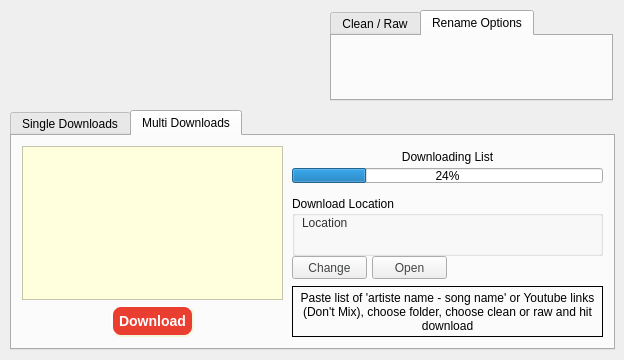
The window that MainUiWindow.ui (ktappdev/YTDownloader_PYQT5) describes before a commit, drawn with Qt 5.
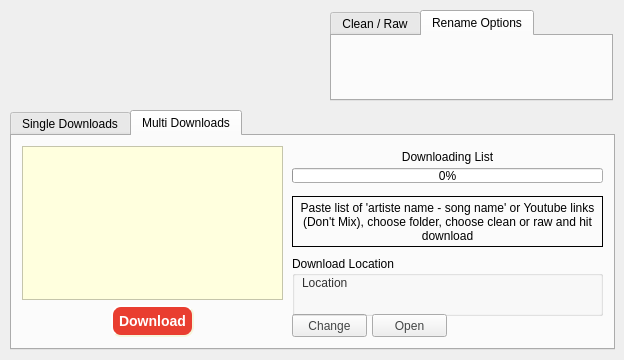
The same window after the commit. Icons and pictures are not drawn.

Patch:
```diff
--- a/MainUiWindow.ui
+++ b/MainUiWindow.ui
@@ -538,7 +538,7 @@
       <property name="geometry">
        <rect>
         <x>280</x>
-        <y>150</y>
+        <y>60</y>
         <width>311</width>
         <height>51</height>
        </rect>
@@ -599,8 +599,11 @@
            <height>15</height>
           </size>
          </property>
+         <property name="styleSheet">
+          <string notr="true"/>
+         </property>
          <property name="value">
-          <number>24</number>
+          <number>0</number>
          </property>
          <property name="alignment">
           <set>Qt::AlignCenter</set>
@@ -613,7 +616,7 @@
       <property name="geometry">
        <rect>
         <x>280</x>
-        <y>120</y>
+        <y>178</y>
         <width>75</width>
         <height>23</height>
        </rect>
@@ -643,7 +646,7 @@
       <property name="geometry">
        <rect>
         <x>280</x>
-        <y>60</y>
+        <y>120</y>
         <width>311</width>
         <height>60</height>
        </rect>
@@ -657,7 +660,7 @@
          <x>10</x>
          <y>20</y>
          <width>291</width>
-         <height>40</height>
+         <height>31</height>
         </rect>
        </property>
        <property name="maximumSize">
@@ -695,7 +698,7 @@
       <property name="geometry">
        <rect>
         <x>360</x>
-        <y>120</y>
+        <y>178</y>
         <width>75</width>
         <height>23</height>
        </rect>
```
Left out of the diff: 4 changed lines with no effect on the pictures.
